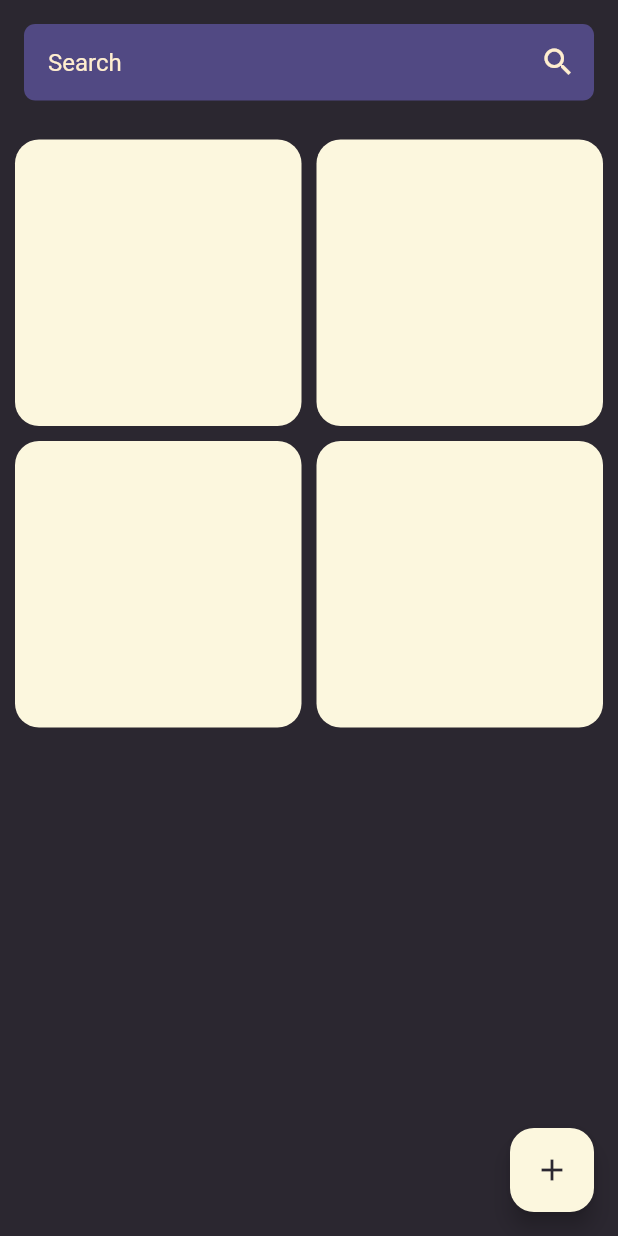
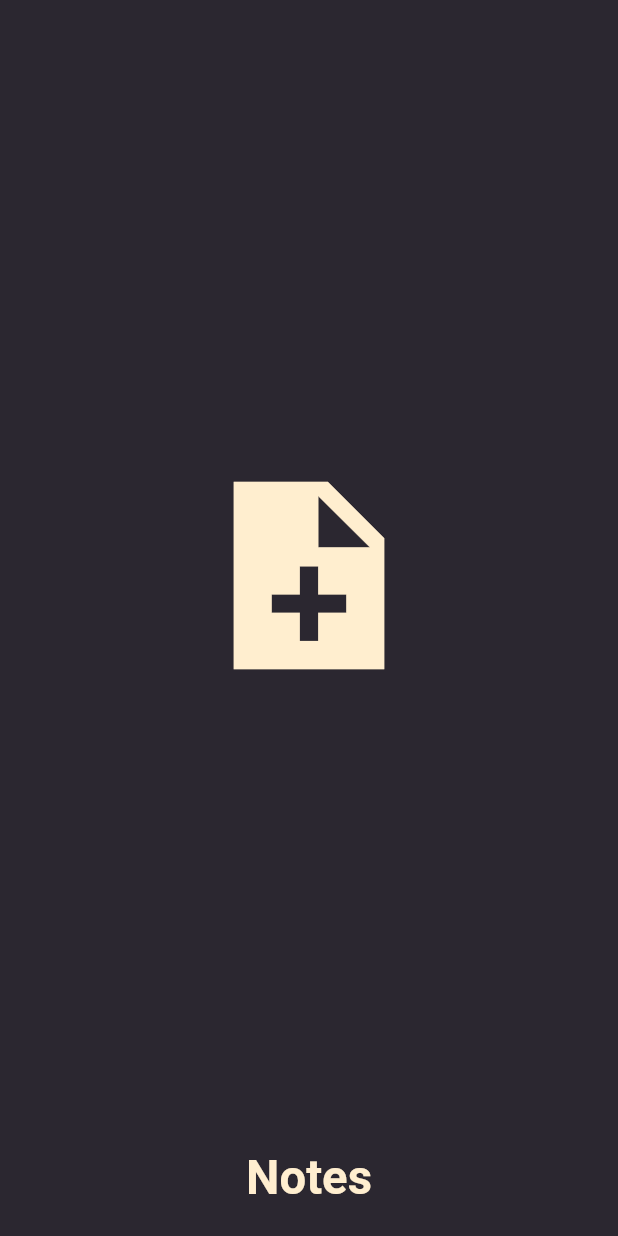
Before and after one commit to harshpreet1123/notes_flutter_app, a Flutter app: the first screen one second after launch, on a phone screen of 412 x 824 dp. Run offline on Flutter 3.47's test engine with Material 2 defaults, Android fonts, the phone set to English and light mode, and no system bars; our stand-ins replace velocity_x.

Commit message:
commit 17-07-2023, 09:22 PM

```diff
--- a/lib/consts/colors.dart
+++ b/lib/consts/colors.dart
@@ -1,4 +1,5 @@
 import 'dart:ui';
 
 const Color primaryColor = Color(0xffffeecf);
+const Color primaryColorlight = Color(0xfffff7e7);
 const Color scaffoldBackgroundColor = Color(0xff2b2730);
--- a/lib/main.dart
+++ b/lib/main.dart
@@ -1,5 +1,7 @@
 import 'package:flutter/material.dart';
+import 'package:flutter/services.dart';
 import 'package:notes/consts/colors.dart';
+import 'package:notes/screens/splash_screen.dart';
 
 import 'screens/home_screen.dart';
 
@@ -19,7 +21,7 @@ class MyApp extends StatelessWidget {
         primaryColor: Colors.blue,
         scaffoldBackgroundColor: scaffoldBackgroundColor,
       ),
-      home: HomePage(),
+      home: SplashScreen(),
     );
   }
 }
--- /dev/null
+++ b/lib/screens/splash_screen.dart
@@ -0,0 +1,48 @@
+import 'package:flutter/material.dart';
+import 'package:flutter/services.dart';
+import 'package:velocity_x/velocity_x.dart';
+
+import '../consts/colors.dart';
+import 'home_screen.dart';
+
+class SplashScreen extends StatefulWidget {
+  const SplashScreen({super.key});
+
+  @override
+  State<SplashScreen> createState() => _SplashScreenState();
+}
+
+class _SplashScreenState extends State<SplashScreen> {
+  @override
+  void initState() {
+    // TODO: implement initState
+    super.initState();
+    gotoHome();
+  }
+  void gotoHome() {
+    Future.delayed(Duration(seconds: 3), () {
+      Navigator.of(context).pushReplacement(MaterialPageRoute(builder: (_)=>HomePage()));
+    });
+  }
+
+  @override
+  Widget build(BuildContext context) {
+    SystemChrome.setSystemUIOverlayStyle(SystemUiOverlayStyle(
+        statusBarColor: scaffoldBackgroundColor
+    ));
+    return Scaffold(
+      backgroundColor: scaffoldBackgroundColor,
+      body: Center(
+        child: Column(
+          children: [
+            Spacer(),
+            Icon(Icons.note_add_sharp, size: 150, color: primaryColor),
+            Spacer(),
+            "Notes".text.xl4.color(primaryColor).bold.make(),
+            20.heightBox
+          ],
+        ),
+      ),
+    );
+  }
+}
```
Also changed, not shown: lib/components/textfield.dart (added, +17 -0 lines), lib/screens/home_screen.dart (+5 -2 lines), lib/screens/note_screen.dart (+41 -0 lines).
